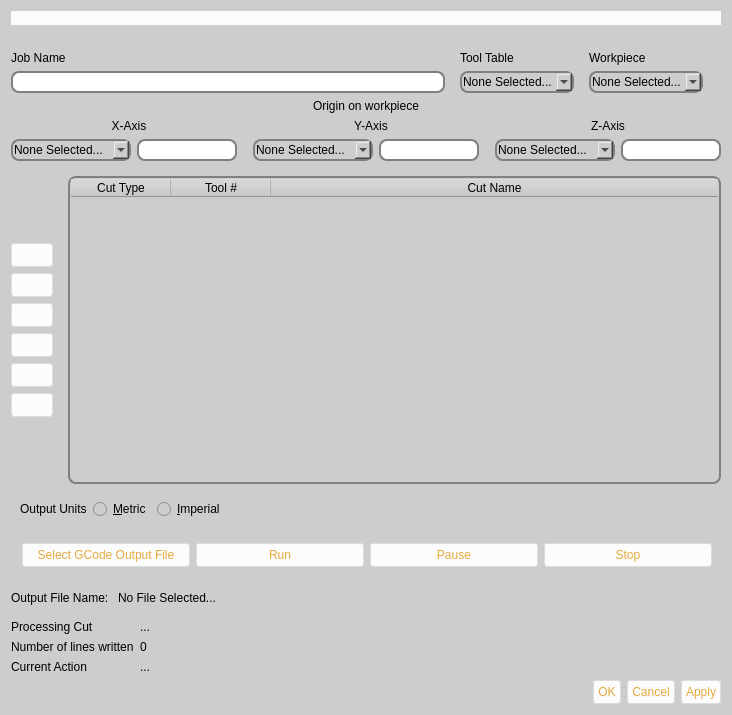
The window that buildbotics/resources/ui/createjob.ui (DougCoffland/FreeCADGCodeWB) describes before a commit, drawn with Qt 5.
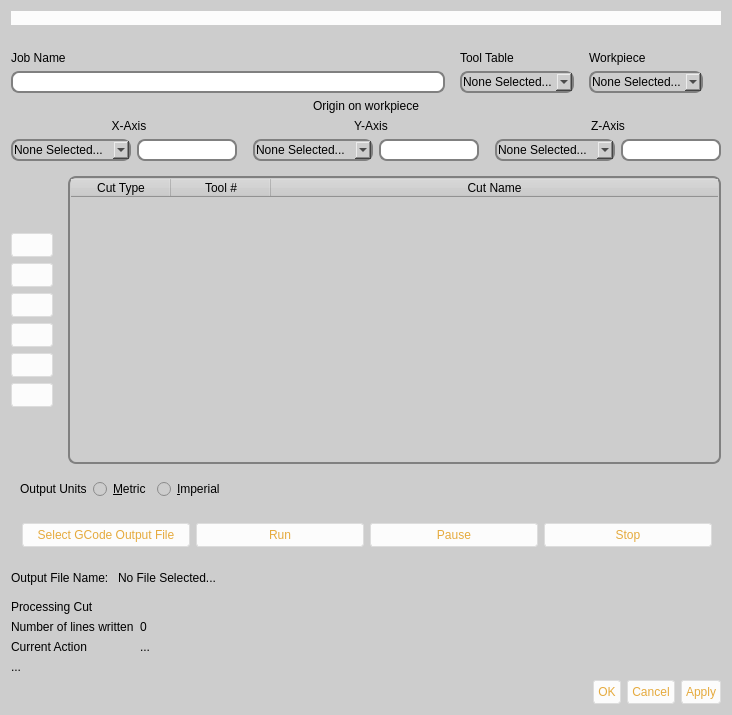
The same window after the commit. Icons and pictures are not drawn.

The edit to the form file:
```diff
--- a/buildbotics/resources/ui/createjob.ui
+++ b/buildbotics/resources/ui/createjob.ui
@@ -1461,16 +1461,6 @@
        </property>
       </widget>
      </item>
-     <item row="0" column="1">
-      <widget class="QLabel" name="label_9">
-       <property name="styleSheet">
-        <string notr="true"/>
-       </property>
-       <property name="text">
-        <string>...</string>
-       </property>
-      </widget>
-     </item>
      <item row="1" column="0">
       <widget class="QLabel" name="label_10">
        <property name="styleSheet">
@@ -1513,6 +1503,16 @@
      </item>
     </layout>
    </item>
+   <item>
+    <widget class="QLabel" name="label_9">
+     <property name="styleSheet">
+      <string notr="true"/>
+     </property>
+     <property name="text">
+      <string>...</string>
+     </property>
+    </widget>
+   </item>
    <item>
     <widget class="QDialogButtonBox" name="buttonBox">
      <property name="styleSheet">
```
